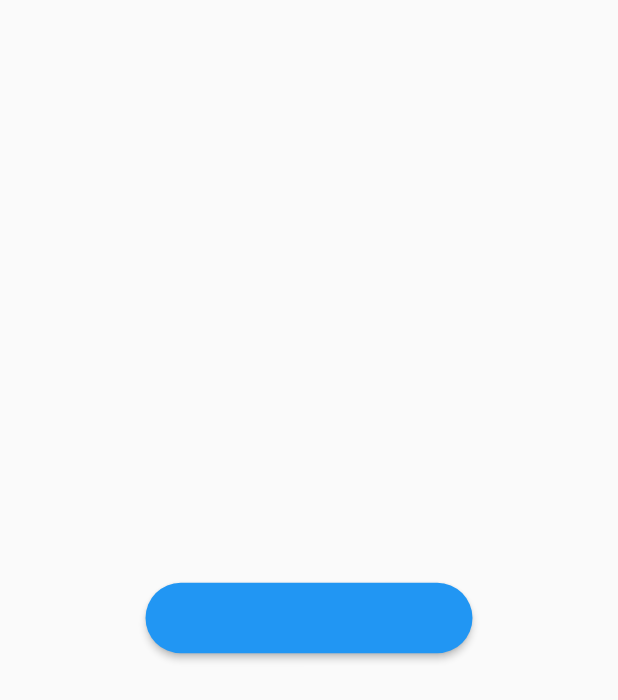
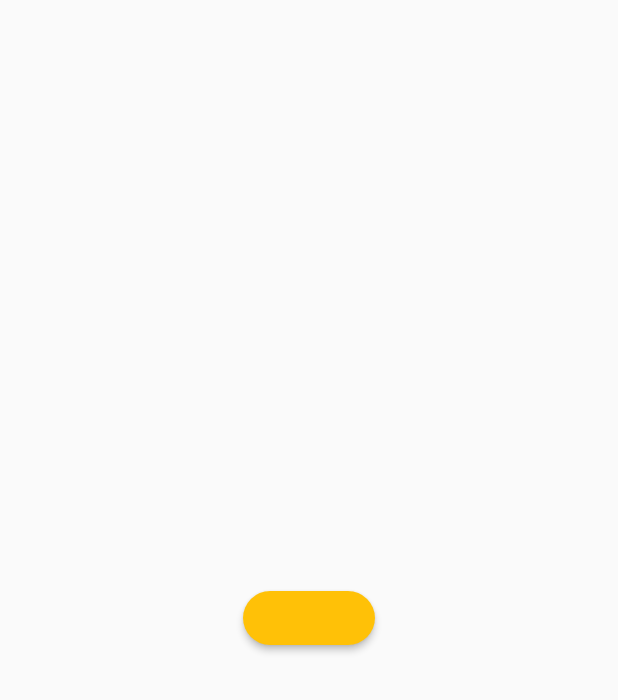
Before and after one commit to lviegas21/votacao_app, a Flutter app: the screen it shows after launch, on a phone screen of 412 x 824 dp. Shown: the top 700 px of the screen. Run offline on Flutter 3.47's test engine with Material 2 defaults, Android fonts, the phone set to English and light mode, and no system bars; our stand-ins replace firebase_auth, firebase_core, google_sign_in; accounts and stored records are empty.

Commit message:
login corrigido

```diff
--- a/lib/main.dart
+++ b/lib/main.dart
@@ -18,6 +18,7 @@ class MyApp extends StatelessWidget {
   @override
   Widget build(BuildContext context) {
     return const MaterialApp(
+      debugShowCheckedModeBanner: false,
       home: Directionality(
         textDirection: TextDirection.ltr,
         child: LoginPage(),
--- a/lib/presenter/login/login_page.dart
+++ b/lib/presenter/login/login_page.dart
@@ -1,5 +1,4 @@
 import 'package:flutter/material.dart';
-//import 'package:flutter/widgets.dart';
 import 'package:votacao_app/presenter/login/widget/login_button.dart';
 
 class LoginPage extends StatefulWidget {
--- a/lib/presenter/login/widget/login_button.dart
+++ b/lib/presenter/login/widget/login_button.dart
@@ -1,22 +1,26 @@
+// ignore_for_file: public_member_api_docs, sort_constructors_first
 import 'package:flutter/material.dart';
-//import 'package:flutter/widgets.dart';
 import 'package:votacao_app/service/app_firebase_auth.dart';
 
-class LoginButtom extends StatelessWidget {
-  const LoginButtom({super.key});
+class LoginButtom extends StatefulWidget {
+  const LoginButtom({
+    Key? key,
+  }) : super(key: key);
 
+  @override
+  State<LoginButtom> createState() => _LoginButtomState();
+}
+
+class _LoginButtomState extends State<LoginButtom> {
   @override
   Widget build(BuildContext context) {
     return MaterialButton(
+      color: Colors.amber,
       shape: RoundedRectangleBorder(borderRadius: BorderRadius.circular(50)),
       padding: EdgeInsets.zero,
-      onPressed: AppFirebaseAuth.signInWithGoogleAndNavigate,
-      color: Colors.blue,
-      child: Container(
-        width: 218,
-        height: 47,
-        padding: const EdgeInsets.all(9),
-      ),
+      onPressed: () async {
+        await AppFirebaseAuth.signInWithGoogleAndNavigate();
+      },
     );
   }
 }
```
Also changed, not shown: lib/firebase_options.dart, 2 other files.
